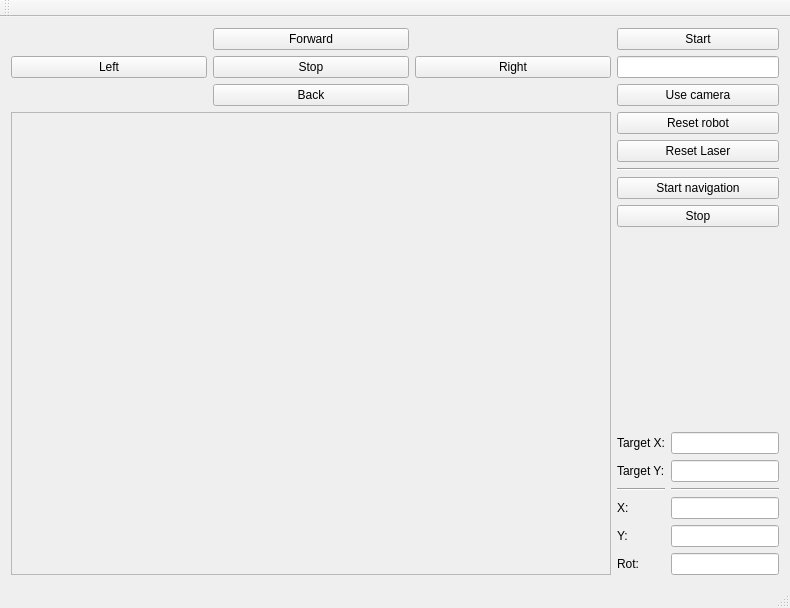
Old version of the form mainwindow.ui in the repository imattyk/RMR_kobuki.
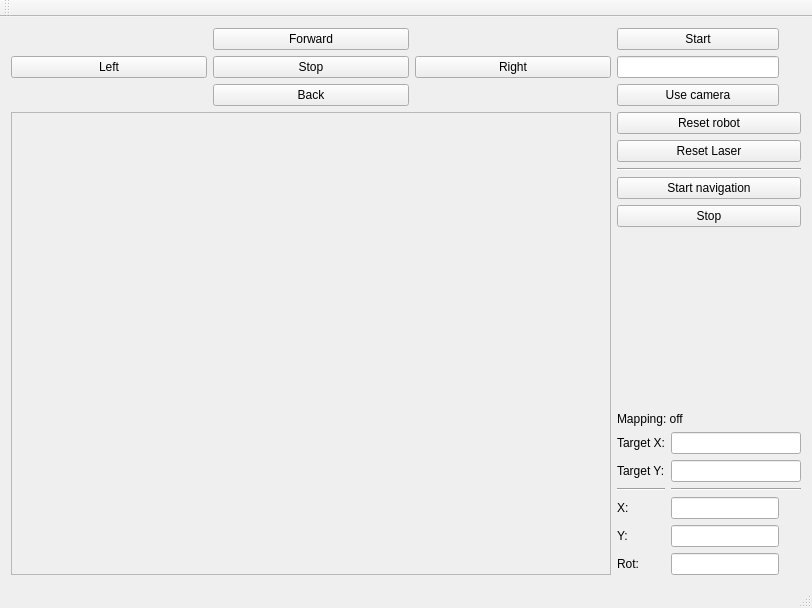
New version of the form.

Commit message: mapping final touches

Diff of the .ui file:
```diff
--- a/mainwindow.ui
+++ b/mainwindow.ui
@@ -6,7 +6,7 @@
    <rect>
     <x>0</x>
     <y>0</y>
-    <width>788</width>
+    <width>812</width>
     <height>608</height>
    </rect>
   </property>
@@ -226,6 +226,13 @@
         </property>
        </spacer>
       </item>
+      <item>
+       <widget class="QLabel" name="label_6">
+        <property name="text">
+         <string>Mapping: off</string>
+        </property>
+       </widget>
+      </item>
       <item>
        <layout class="QGridLayout" name="gridLayout_3">
         <item row="0" column="0">
```
Left out of the diff: 2 changed lines with no effect on the pictures. The commit also changes 3 other files.
